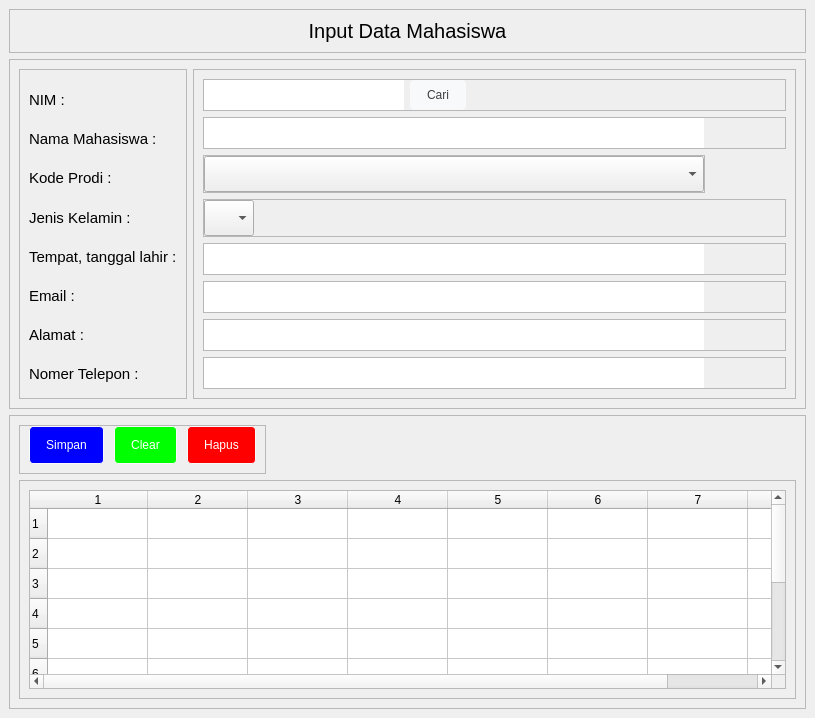
The window that ui/mahasiswa.ui (fajaraldev/aplikasi-pengisian-krs) describes before a commit, drawn with Qt 5.
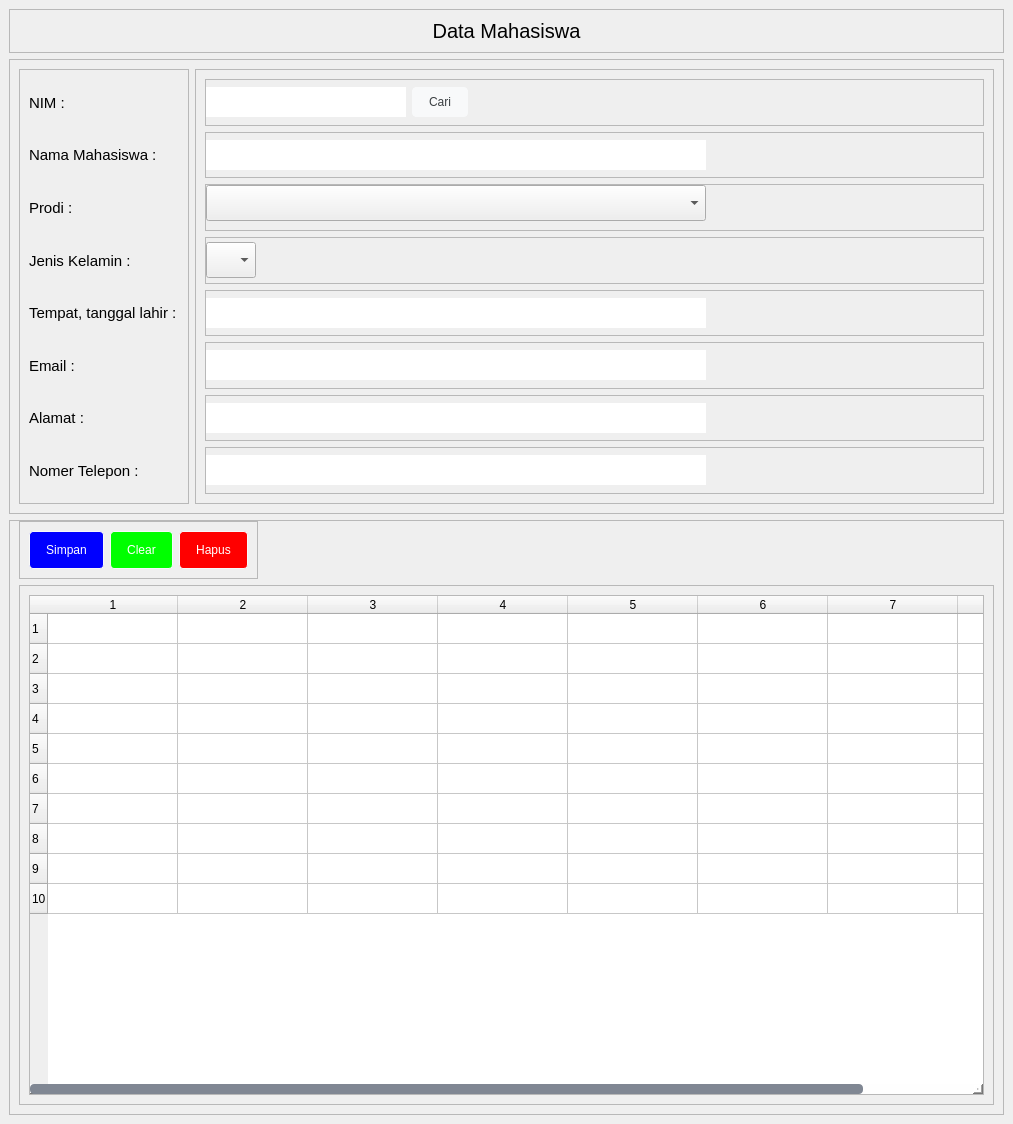
The same window after the commit.

```diff
--- a/ui/mahasiswa.ui
+++ b/ui/mahasiswa.ui
@@ -6,15 +6,51 @@
    <rect>
     <x>0</x>
     <y>0</y>
-    <width>815</width>
-    <height>718</height>
+    <width>1013</width>
+    <height>1124</height>
    </rect>
   </property>
+  <property name="minimumSize">
+   <size>
+    <width>480</width>
+    <height>0</height>
+   </size>
+  </property>
   <property name="windowTitle">
    <string>MainWindow</string>
   </property>
   <property name="styleSheet">
-   <string notr="true">QLineEdit, QDateEdit {
+   <string notr="true">QScrollArea{
+border: none;
+}
+
+QScrollBar:vertical {
+	background-color:#fefefe;
+	width:10px;
+}
+QScrollBar::handle:vertical {
+	background-color: #808793;
+	min-height: 30px;
+	border-radius: 4px;
+}
+QScrollBar::handle:vertical:hover{	
+	background-color:#a1a6af;
+}
+
+QScrollBar:horizontal {
+	background-color:#fefefe;
+	height:10px;
+}
+QScrollBar::handle:horizontal {
+	background-color: #808793;
+	min-height: 30px;
+	border-radius: 4px;
+}
+QScrollBar::handle:horizontal:hover{	
+	background-color:#a1a6af;
+}
+
+QLineEdit, QDateEdit {
 	border: none;
 }
 
@@ -57,34 +93,52 @@
   </property>
   <widget class="QWidget" name="centralwidget">
    <property name="sizePolicy">
-    <sizepolicy hsizetype="Expanding" vsizetype="Expanding">
+    <sizepolicy hsizetype="Preferred" vsizetype="Preferred">
      <horstretch>0</horstretch>
      <verstretch>0</verstretch>
     </sizepolicy>
    </property>
-   <property name="minimumSize">
-    <size>
-     <width>480</width>
-     <height>480</height>
-    </size>
-   </property>
    <layout class="QVBoxLayout" name="verticalLayout">
+    <property name="spacing">
+     <number>0</number>
+    </property>
+    <property name="leftMargin">
+     <number>0</number>
+    </property>
+    <property name="topMargin">
+     <number>0</number>
+    </property>
+    <property name="rightMargin">
+     <number>0</number>
+    </property>
+    <property name="bottomMargin">
+     <number>0</number>
+    </property>
     <item>
+     <widget class="QScrollArea" name="scrollArea">
+      <property name="widgetResizable">
+       <bool>true</bool>
+      </property>
+      <widget class="QWidget" name="scrollAreaWidgetContents">
+       <property name="geometry">
+        <rect>
+         <x>0</x>
+         <y>0</y>
+         <width>1013</width>
+         <height>1124</height>
+        </rect>
+       </property>
+       <layout class="QVBoxLayout" name="verticalLayout_2">
+        <item alignment="Qt::AlignTop">
      <widget class="QFrame" name="frame">
-      <property name="sizePolicy">
-       <sizepolicy hsizetype="Preferred" vsizetype="Fixed">
-        <horstretch>0</horstretch>
-        <verstretch>0</verstretch>
-       </sizepolicy>
-      </property>
       <property name="frameShape">
        <enum>QFrame::StyledPanel</enum>
       </property>
       <property name="frameShadow">
        <enum>QFrame::Raised</enum>
       </property>
-      <layout class="QHBoxLayout" name="horizontalLayout">
-       <item alignment="Qt::AlignTop">
+          <layout class="QVBoxLayout" name="verticalLayout_3">
+           <item>
         <widget class="QLabel" name="label">
          <property name="font">
           <font>
@@ -92,7 +146,7 @@
           </font>
          </property>
          <property name="text">
-          <string>Input Data Mahasiswa</string>
+              <string>Data Mahasiswa</string>
          </property>
          <property name="alignment">
           <set>Qt::AlignCenter</set>
@@ -105,7 +159,7 @@
     <item>
      <widget class="QFrame" name="frame_2">
       <property name="sizePolicy">
-       <sizepolicy hsizetype="Expanding" vsizetype="Preferred">
+           <sizepolicy hsizetype="Preferred" vsizetype="Expanding">
         <horstretch>0</horstretch>
         <verstretch>0</verstretch>
        </sizepolicy>
@@ -116,9 +170,27 @@
       <property name="frameShadow">
        <enum>QFrame::Raised</enum>
       </property>
-      <layout class="QHBoxLayout" name="horizontalLayout_2">
+          <layout class="QHBoxLayout" name="horizontalLayout">
        <item alignment="Qt::AlignLeft">
         <widget class="QFrame" name="frame_4">
+             <property name="sizePolicy">
+              <sizepolicy hsizetype="Expanding" vsizetype="Preferred">
+               <horstretch>0</horstretch>
+               <verstretch>0</verstretch>
+              </sizepolicy>
+             </property>
+             <property name="minimumSize">
+              <size>
+               <width>170</width>
+               <height>0</height>
+              </size>
+             </property>
+             <property name="maximumSize">
+              <size>
+               <width>170</width>
+               <height>16777215</height>
+              </size>
+             </property>
          <property name="font">
           <font>
            <family>Segoe UI Symbol</family>
@@ -131,13 +203,7 @@
          <property name="frameShadow">
           <enum>QFrame::Raised</enum>
          </property>
-         <layout class="QVBoxLayout" name="verticalLayout_2">
-          <property name="spacing">
-           <number>9</number>
-          </property>
-          <property name="topMargin">
-           <number>15</number>
-          </property>
+             <layout class="QVBoxLayout" name="verticalLayout_6">
           <item>
            <widget class="QLabel" name="label_2">
             <property name="font">
@@ -170,7 +236,7 @@
              </font>
             </property>
             <property name="text">
-             <string>Kode Prodi :</string>
+                 <string>Prodi :</string>
             </property>
            </widget>
           </item>
@@ -238,22 +304,16 @@
         </widget>
        </item>
        <item>
-        <widget class="QFrame" name="frame_5">
-         <property name="sizePolicy">
-          <sizepolicy hsizetype="Expanding" vsizetype="Preferred">
-           <horstretch>0</horstretch>
-           <verstretch>0</verstretch>
-          </sizepolicy>
-         </property>
-         <property name="frameShape">
-          <enum>QFrame::StyledPanel</enum>
-         </property>
-         <property name="frameShadow">
-          <enum>QFrame::Raised</enum>
-         </property>
-         <layout class="QVBoxLayout" name="verticalLayout_3">
-          <item>
            <widget class="QFrame" name="frame_6">
+             <property name="frameShape">
+              <enum>QFrame::StyledPanel</enum>
+             </property>
+             <property name="frameShadow">
+              <enum>QFrame::Raised</enum>
+             </property>
+             <layout class="QVBoxLayout" name="verticalLayout_14">
+              <item>
+               <widget class="QFrame" name="frame_7">
             <property name="sizePolicy">
              <sizepolicy hsizetype="Preferred" vsizetype="Preferred">
               <horstretch>0</horstretch>
@@ -329,14 +389,14 @@
            </widget>
           </item>
           <item>
-           <widget class="QFrame" name="frame_7">
+               <widget class="QFrame" name="frame_13">
             <property name="frameShape">
              <enum>QFrame::StyledPanel</enum>
             </property>
             <property name="frameShadow">
              <enum>QFrame::Raised</enum>
             </property>
-            <layout class="QVBoxLayout" name="verticalLayout_6">
+                <layout class="QVBoxLayout" name="verticalLayout_12">
              <property name="spacing">
               <number>0</number>
              </property>
@@ -354,6 +414,12 @@
              </property>
              <item>
               <widget class="QLineEdit" name="txtNama">
+                   <property name="sizePolicy">
+                    <sizepolicy hsizetype="Preferred" vsizetype="Fixed">
+                     <horstretch>0</horstretch>
+                     <verstretch>0</verstretch>
+                    </sizepolicy>
+                   </property>
                <property name="minimumSize">
                 <size>
                  <width>300</width>
@@ -376,7 +442,7 @@
             </layout>
            </widget>
           </item>
-          <item alignment="Qt::AlignLeft">
+              <item>
            <widget class="QFrame" name="frame_8">
             <property name="frameShape">
              <enum>QFrame::StyledPanel</enum>
@@ -384,7 +450,7 @@
             <property name="frameShadow">
              <enum>QFrame::Raised</enum>
             </property>
-            <layout class="QVBoxLayout" name="verticalLayout_4">
+                <layout class="QVBoxLayout" name="verticalLayout_10">
              <property name="leftMargin">
               <number>0</number>
              </property>
@@ -397,7 +463,7 @@
              <property name="bottomMargin">
               <number>0</number>
              </property>
-             <item>
+                 <item alignment="Qt::AlignTop">
               <widget class="QComboBox" name="cboProdi">
                <property name="sizePolicy">
                 <sizepolicy hsizetype="Expanding" vsizetype="Expanding">
@@ -407,7 +473,7 @@
                </property>
                <property name="minimumSize">
                 <size>
-                 <width>500</width>
+                     <width>300</width>
                  <height>0</height>
                 </size>
                </property>
@@ -440,7 +506,7 @@
             <property name="frameShadow">
              <enum>QFrame::Raised</enum>
             </property>
-            <layout class="QVBoxLayout" name="verticalLayout_5">
+                <layout class="QVBoxLayout" name="verticalLayout_8">
              <property name="leftMargin">
               <number>0</number>
              </property>
@@ -557,7 +623,7 @@
             <property name="frameShadow">
              <enum>QFrame::Raised</enum>
             </property>
-            <layout class="QVBoxLayout" name="verticalLayout_8">
+                <layout class="QVBoxLayout" name="verticalLayout_11">
              <property name="spacing">
               <number>0</number>
              </property>
@@ -646,14 +712,14 @@
            </widget>
           </item>
           <item>
-           <widget class="QFrame" name="frame_13">
+               <widget class="QFrame" name="frame_15">
             <property name="frameShape">
              <enum>QFrame::StyledPanel</enum>
             </property>
             <property name="frameShadow">
              <enum>QFrame::Raised</enum>
             </property>
-            <layout class="QVBoxLayout" name="verticalLayout_10">
+                <layout class="QVBoxLayout" name="verticalLayout_13">
              <property name="spacing">
               <number>0</number>
              </property>
@@ -707,8 +773,11 @@
       <property name="frameShadow">
        <enum>QFrame::Raised</enum>
       </property>
-      <layout class="QVBoxLayout" name="verticalLayout_11">
-       <item alignment="Qt::AlignLeft">
+          <layout class="QVBoxLayout" name="verticalLayout_4">
+           <property name="topMargin">
+            <number>0</number>
+           </property>
+           <item alignment="Qt::AlignLeft|Qt::AlignTop">
         <widget class="QFrame" name="frame_14">
          <property name="frameShape">
           <enum>QFrame::StyledPanel</enum>
@@ -716,13 +785,7 @@
          <property name="frameShadow">
           <enum>QFrame::Raised</enum>
          </property>
-         <layout class="QHBoxLayout" name="horizontalLayout_4">
-          <property name="spacing">
-           <number>10</number>
-          </property>
-          <property name="topMargin">
-           <number>0</number>
-          </property>
+             <layout class="QHBoxLayout" name="horizontalLayout_2">
           <item>
            <widget class="QPushButton" name="btnSimpan">
             <property name="minimumSize">
@@ -772,28 +835,37 @@
         </widget>
        </item>
        <item>
-        <widget class="QFrame" name="frame_15">
+            <widget class="QFrame" name="frame_5">
          <property name="frameShape">
           <enum>QFrame::StyledPanel</enum>
          </property>
          <property name="frameShadow">
           <enum>QFrame::Raised</enum>
          </property>
-         <layout class="QVBoxLayout" name="verticalLayout_12">
+             <layout class="QVBoxLayout" name="verticalLayout_5">
           <item>
            <widget class="QTableWidget" name="gridMahasiswa">
             <property name="sizePolicy">
-             <sizepolicy hsizetype="Expanding" vsizetype="Expanding">
+                 <sizepolicy hsizetype="Expanding" vsizetype="Preferred">
               <horstretch>0</horstretch>
               <verstretch>0</verstretch>
              </sizepolicy>
             </property>
+                <property name="minimumSize">
+                 <size>
+                  <width>700</width>
+                  <height>500</height>
+                 </size>
+                </property>
             <property name="rowCount">
              <number>10</number>
             </property>
             <property name="columnCount">
              <number>8</number>
             </property>
+                <attribute name="horizontalHeaderDefaultSectionSize">
+                 <number>130</number>
+                </attribute>
             <row/>
             <row/>
             <row/>
@@ -818,6 +890,10 @@
         </widget>
        </item>
       </layout>
+         </widget>
+        </item>
+       </layout>
+      </widget>
      </widget>
     </item>
    </layout>
```
Lines whose indentation alone changed are shown as unchanged.
